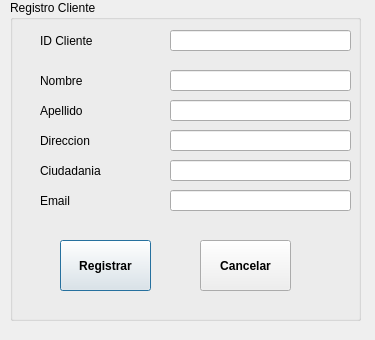
Old version of the form Sistema_de_Registro_de_Hotel/gui_cliente.ui in the repository JeffersonFarCar/Sistema-de-Registro-de-Hotel.
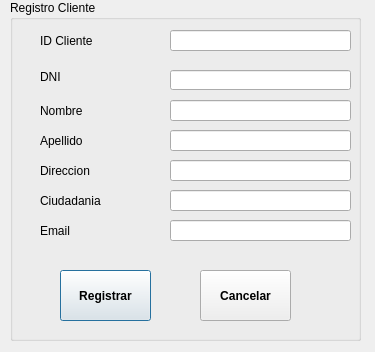
New version of the form.

Commit message: actualizar_cliente

Patch:
```diff
--- a/Sistema_de_Registro_de_Hotel/gui_cliente.ui
+++ b/Sistema_de_Registro_de_Hotel/gui_cliente.ui
@@ -7,7 +7,7 @@
     <x>0</x>
     <y>0</y>
     <width>375</width>
-    <height>340</height>
+    <height>352</height>
    </rect>
   </property>
   <property name="windowTitle">
@@ -19,7 +19,7 @@
      <x>10</x>
      <y>0</y>
      <width>351</width>
-     <height>321</height>
+     <height>341</height>
     </rect>
    </property>
    <property name="title">
@@ -52,7 +52,7 @@
     <property name="geometry">
      <rect>
       <x>30</x>
-      <y>70</y>
+      <y>100</y>
       <width>71</width>
       <height>21</height>
      </rect>
@@ -65,7 +65,7 @@
     <property name="geometry">
      <rect>
       <x>30</x>
-      <y>100</y>
+      <y>130</y>
       <width>71</width>
       <height>21</height>
      </rect>
@@ -78,7 +78,7 @@
     <property name="geometry">
      <rect>
       <x>30</x>
-      <y>130</y>
+      <y>160</y>
       <width>71</width>
       <height>21</height>
      </rect>
@@ -91,7 +91,7 @@
     <property name="geometry">
      <rect>
       <x>30</x>
-      <y>160</y>
+      <y>190</y>
       <width>71</width>
       <height>21</height>
      </rect>
@@ -104,7 +104,7 @@
     <property name="geometry">
      <rect>
       <x>30</x>
-      <y>190</y>
+      <y>220</y>
       <width>71</width>
       <height>21</height>
      </rect>
@@ -117,7 +117,7 @@
     <property name="geometry">
      <rect>
       <x>160</x>
-      <y>70</y>
+      <y>100</y>
       <width>181</width>
       <height>21</height>
      </rect>
@@ -127,7 +127,7 @@
     <property name="geometry">
      <rect>
       <x>160</x>
-      <y>100</y>
+      <y>130</y>
       <width>181</width>
       <height>21</height>
      </rect>
@@ -137,7 +137,7 @@
     <property name="geometry">
      <rect>
       <x>160</x>
-      <y>130</y>
+      <y>160</y>
       <width>181</width>
       <height>21</height>
      </rect>
@@ -147,7 +147,7 @@
     <property name="geometry">
      <rect>
       <x>160</x>
-      <y>160</y>
+      <y>190</y>
       <width>181</width>
       <height>21</height>
      </rect>
@@ -157,7 +157,7 @@
     <property name="geometry">
      <rect>
       <x>160</x>
-      <y>190</y>
+      <y>220</y>
       <width>181</width>
       <height>21</height>
      </rect>
@@ -170,7 +170,7 @@
     <property name="geometry">
      <rect>
       <x>50</x>
-      <y>240</y>
+      <y>270</y>
       <width>91</width>
       <height>51</height>
      </rect>
@@ -189,7 +189,7 @@
     <property name="geometry">
      <rect>
       <x>190</x>
-      <y>240</y>
+      <y>270</y>
       <width>91</width>
       <height>51</height>
      </rect>
@@ -204,6 +204,29 @@
      <string>Cancelar</string>
     </property>
    </widget>
+   <widget class="QLineEdit" name="lineEdit_7">
+    <property name="geometry">
+     <rect>
+      <x>160</x>
+      <y>70</y>
+      <width>181</width>
+      <height>20</height>
+     </rect>
+    </property>
+   </widget>
+   <widget class="QLabel" name="label_7">
+    <property name="geometry">
+     <rect>
+      <x>30</x>
+      <y>70</y>
+      <width>47</width>
+      <height>13</height>
+     </rect>
+    </property>
+    <property name="text">
+     <string>DNI</string>
+    </property>
+   </widget>
   </widget>
  </widget>
  <resources/>
```
The commit also changes 16 other files.
